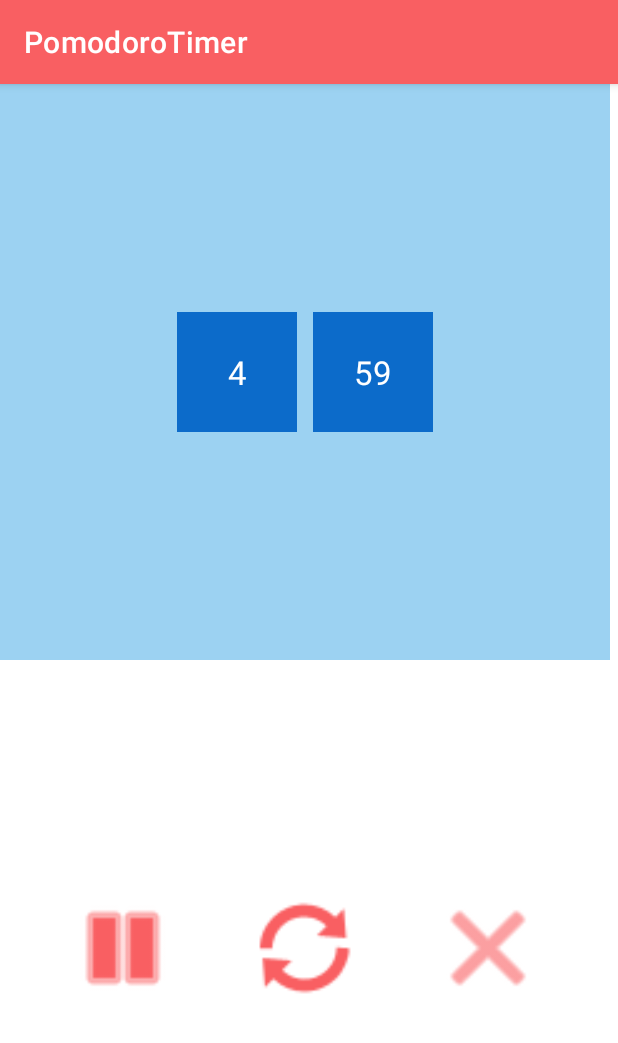
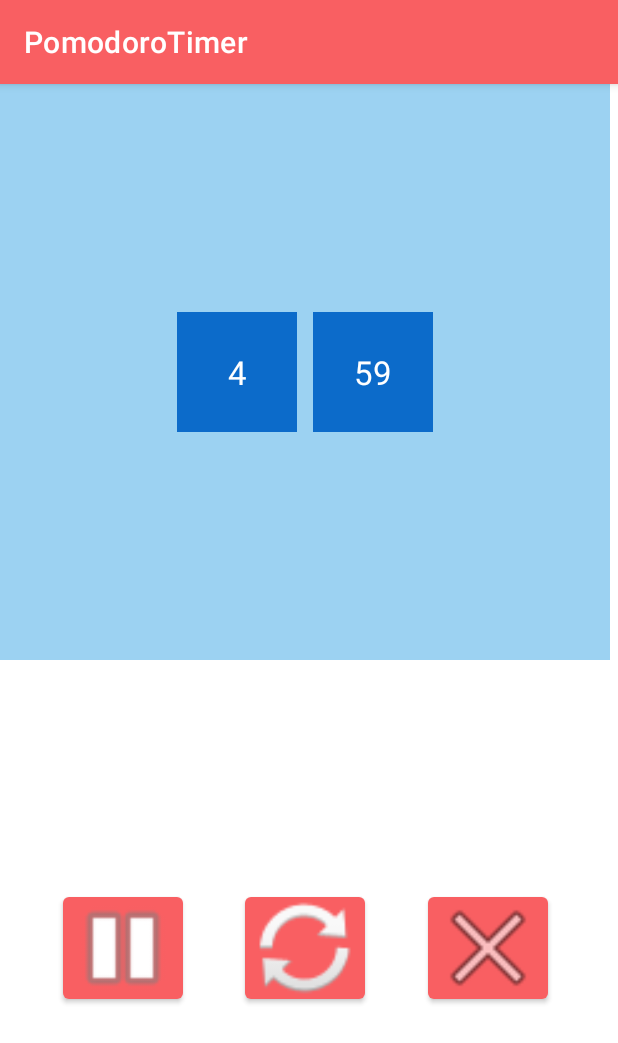
Before and after one commit to kalsmic/PomodoroTimer, an Android app: the screen it shows after launch (TimerActivity), after a tap on "START", on a phone screen of 412 x 824 dp. Shown: the top 1043 px of the screen. Run offline under Robolectric (Android 15) with nearby library versions, the phone set to English and light mode, and no system bars.

Commit message:
change button design

```diff
--- a/app/src/main/res/layout/activity_home.xml
+++ b/app/src/main/res/layout/activity_home.xml
@@ -76,7 +76,6 @@
         android:layout_height="80dp"
         android:background="@android:drawable/ic_media_next"
         android:onClick="changeTimerDuration"
-        app:backgroundTint="@color/pink"
         app:layout_constraintEnd_toEndOf="parent"
         app:layout_constraintHorizontal_bias="0.5"
         app:layout_constraintStart_toEndOf="@+id/textView_timer_duration"
--- a/app/src/main/res/layout/activity_timer.xml
+++ b/app/src/main/res/layout/activity_timer.xml
@@ -65,7 +65,7 @@
         android:id="@+id/button_restart_timer"
         android:layout_width="80dp"
         android:layout_height="80dp"
-        android:background="@android:drawable/ic_popup_sync"
+        android:foreground="@android:drawable/ic_popup_sync"
         android:onClick="restartTimer"
         app:layout_constraintBottom_toBottomOf="parent"
         app:layout_constraintEnd_toEndOf="parent"
@@ -76,7 +76,7 @@
         android:id="@+id/button_pause_timer"
         android:layout_width="80dp"
         android:layout_height="80dp"
-        android:background="@android:drawable/ic_media_pause"
+        android:foreground="@android:drawable/ic_media_pause"
         android:onClick="pauseTimer"
         app:layout_constraintBottom_toBottomOf="@+id/button_restart_timer"
         app:layout_constraintEnd_toStartOf="@+id/button_restart_timer"
@@ -87,7 +87,7 @@
         android:id="@+id/button_resume_timer"
         android:layout_width="80dp"
         android:layout_height="80dp"
-        android:background="@android:drawable/ic_media_play"
+        android:foreground="@android:drawable/ic_media_play"
         android:onClick="resumeTimer"
         android:visibility="invisible"
         app:layout_constraintBottom_toBottomOf="@+id/button_restart_timer"
@@ -99,7 +99,7 @@
         android:id="@+id/button_cancel_timer"
         android:layout_width="80dp"
         android:layout_height="80dp"
-        android:background="@android:drawable/ic_menu_close_clear_cancel"
+        android:foreground="@android:drawable/ic_menu_close_clear_cancel"
         android:onClick="cancelTimer"
         app:layout_constraintBottom_toBottomOf="@+id/button_restart_timer"
         app:layout_constraintEnd_toEndOf="parent"
```
